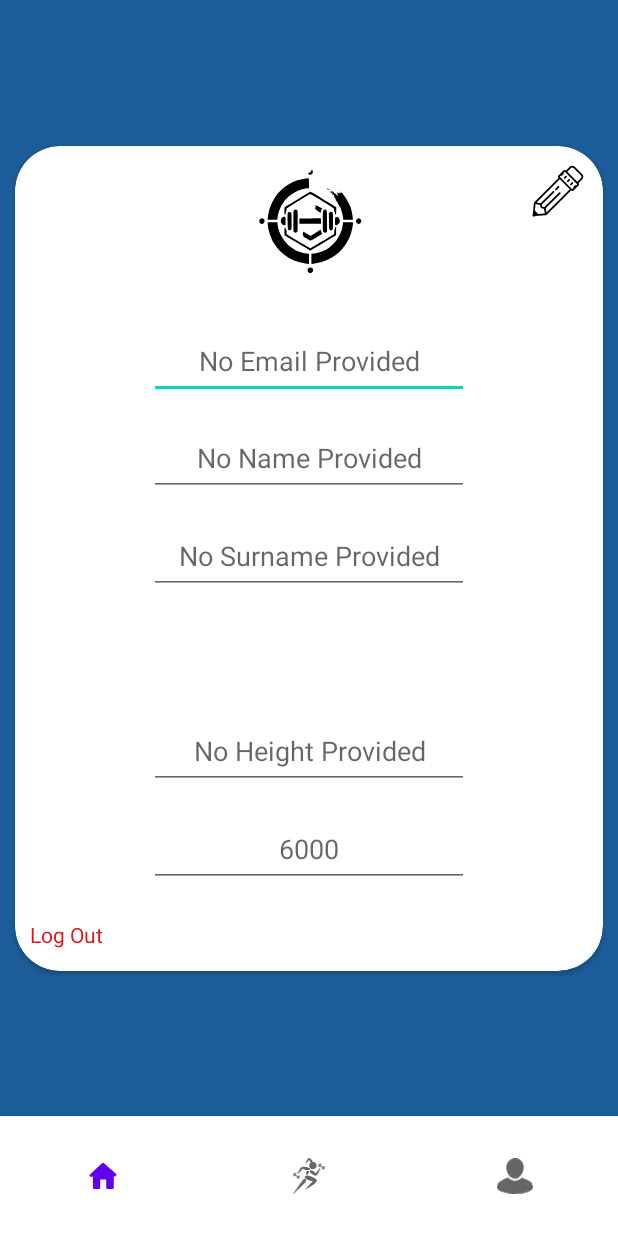
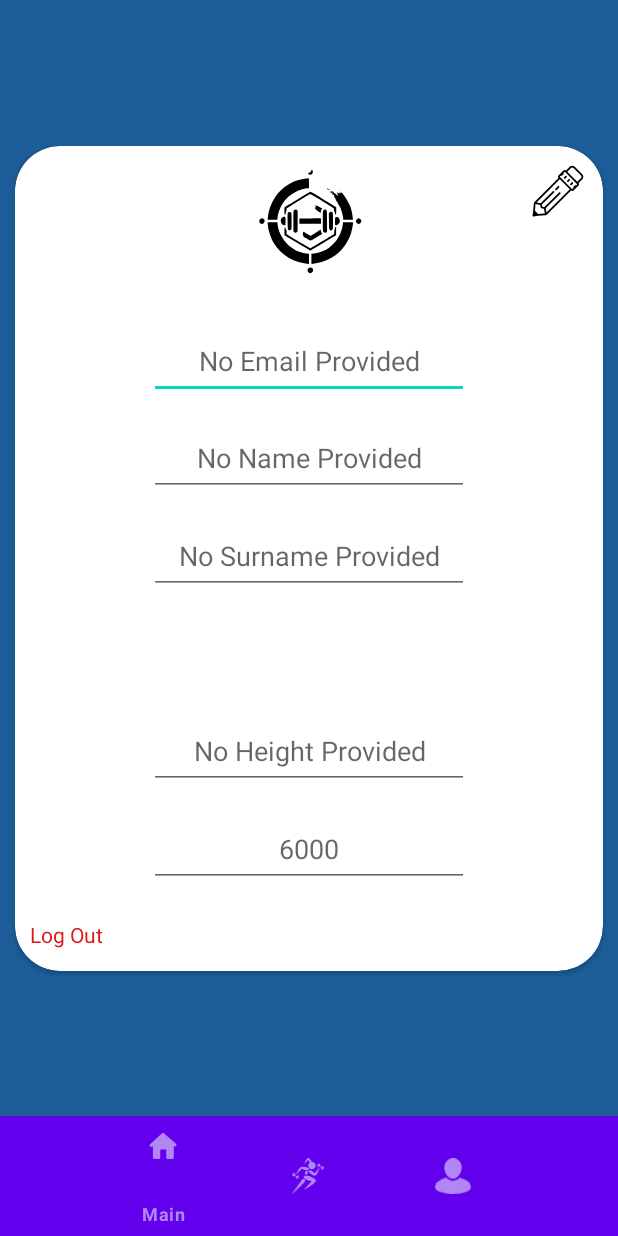
Before and after one commit to sewerynmik/fitnessApp, an Android app built with Jetpack Compose: the layout profile.xml on its own in the app's theme, with its tools: preview values and no code run, on a phone screen of 412 x 824 dp. Run offline under Robolectric (Android 15) with nearby library versions, the phone set to English and light mode, and no system bars; Roboto replaces fonts that are not available here.

Commit message:
bottom menu working

```diff
--- a/app/src/main/res/color/nav_item_color.xml
+++ /dev/null
@@ -1,4 +0,0 @@
-<?xml version="1.0" encoding="utf-8"?>
-<selector xmlns:android="http://schemas.android.com/apk/res/android">
-    <item android:color="@color/blue"/>
-</selector>
--- a/app/src/main/res/layout/activity_main.xml
+++ b/app/src/main/res/layout/activity_main.xml
@@ -187,7 +187,7 @@
         android:id="@+id/menuBottom"
         android:layout_width="match_parent"
         android:layout_height="80dp"
-        app:labelVisibilityMode="unlabeled"
+        style="@style/BottomNavTheme"
         app:layout_constraintBottom_toBottomOf="parent"
         app:layout_constraintEnd_toEndOf="parent"
         app:layout_constraintStart_toStartOf="parent"
--- a/app/src/main/res/layout/profile.xml
+++ b/app/src/main/res/layout/profile.xml
@@ -119,7 +119,7 @@
         android:id="@+id/menuBottom"
         android:layout_width="match_parent"
         android:layout_height="80dp"
-        app:labelVisibilityMode="unlabeled"
+        style="@style/BottomNavTheme"
         app:layout_constraintBottom_toBottomOf="parent"
         app:layout_constraintEnd_toEndOf="parent"
         app:layout_constraintStart_toStartOf="parent"
--- a/app/src/main/res/layout/progress.xml
+++ b/app/src/main/res/layout/progress.xml
@@ -134,7 +134,7 @@
         android:id="@+id/menuBottom"
         android:layout_width="match_parent"
         android:layout_height="80dp"
-        app:labelVisibilityMode="unlabeled"
+        style="@style/BottomNavTheme"
         app:layout_constraintBottom_toBottomOf="parent"
         app:layout_constraintEnd_toEndOf="parent"
         app:layout_constraintStart_toStartOf="parent"
--- a/app/src/main/res/values/colors.xml
+++ b/app/src/main/res/values/colors.xml
@@ -12,4 +12,8 @@
     <color name="Tlo_karta">#CF30AE</color>
     <color name="blue">#0000FF</color>
     <color name="yellow">#D4E21E</color>
+
+    <color name="bottom_nav_color">#FF6200EE</color>
+    <color name="bottom_nav_icon_inactive">#b187f6</color>
+    <color name="bottom_nav_icon_active">#975ff3</color>
 </resources>
--- a/app/src/main/res/values/styles.xml
+++ b/app/src/main/res/values/styles.xml
@@ -2,6 +2,16 @@
 <resources>
     <style name="AppTheme" parent="Theme.AppCompat.Light.DarkActionBar">
         <!-- Customize your theme here. -->
+
+
+    </style>
+
+    <style name="BottomNavTheme" parent="Widget.Design.BottomNavigationView">
+        <item name="backgroundTint">@color/bottom_nav_color</item>
+        <item name="labelVisibilityMode">selected</item>
+        <item name="itemIconTint">@color/bottom_nav_icon_inactive</item>
+        <item name="itemTextColor">@color/bottom_nav_icon_inactive</item>
+        <item name="itemRippleColor">@null</item>
     </style>
 
 </resources>
```
Also changed, not shown: app/src/main/AndroidManifest.xml (+10 -5 lines).
